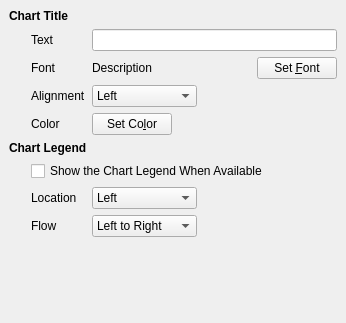
The window that Qt/Components/Resources/UI/pqChartOptionsWidget.ui (Kitware/ParaView) describes before a commit, drawn with Qt 5.
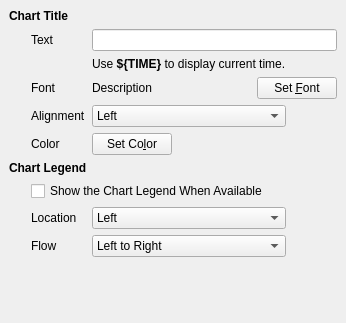
The same window after the commit. Custom widgets are drawn as their Qt base class.

Commit message: BUG: Fixed BUG #8923. added help-label to the Chart Options dialog telling the user to use ${TIME} for current time.

Diff of the .ui file:
```diff
--- a/Qt/Components/Resources/UI/pqChartOptionsWidget.ui
+++ b/Qt/Components/Resources/UI/pqChartOptionsWidget.ui
@@ -29,10 +29,22 @@
        <property name="margin" >
         <number>0</number>
        </property>
-       <property name="spacing" >
+       <property name="topMargin" >
+        <number>0</number>
+       </property>
+       <property name="rightMargin" >
+        <number>0</number>
+       </property>
+       <property name="bottomMargin" >
+        <number>0</number>
+       </property>
+       <property name="horizontalSpacing" >
         <number>6</number>
        </property>
-       <item row="8" column="3" >
+       <property name="verticalSpacing" >
+        <number>6</number>
+       </property>
+       <item row="9" column="3" >
         <spacer>
          <property name="orientation" >
           <enum>Qt::Horizontal</enum>
@@ -45,7 +57,7 @@
          </property>
         </spacer>
        </item>
-       <item row="9" column="0" colspan="4" >
+       <item row="10" column="0" colspan="4" >
         <spacer>
          <property name="orientation" >
           <enum>Qt::Vertical</enum>
@@ -58,7 +70,7 @@
          </property>
         </spacer>
        </item>
-       <item rowspan="3" row="6" column="0" >
+       <item rowspan="3" row="7" column="0" >
         <spacer>
          <property name="orientation" >
           <enum>Qt::Horizontal</enum>
@@ -90,14 +102,14 @@
          </property>
         </spacer>
        </item>
-       <item row="2" column="1" >
+       <item row="3" column="1" >
         <widget class="QLabel" name="label_3" >
          <property name="text" >
           <string>Font</string>
          </property>
         </widget>
        </item>
-       <item row="2" column="2" colspan="2" >
+       <item row="3" column="2" colspan="2" >
         <layout class="QHBoxLayout" >
          <property name="margin" >
           <number>0</number>
@@ -108,9 +120,7 @@
          <item>
           <widget class="QLabel" name="ChartTitleFont" >
            <property name="sizePolicy" >
-            <sizepolicy>
-             <hsizetype>7</hsizetype>
-             <vsizetype>5</vsizetype>
+            <sizepolicy vsizetype="Preferred" hsizetype="Expanding" >
              <horstretch>0</horstretch>
              <verstretch>0</verstretch>
             </sizepolicy>
@@ -152,7 +162,7 @@
          </property>
         </widget>
        </item>
-       <item row="5" column="0" colspan="4" >
+       <item row="6" column="0" colspan="4" >
         <widget class="QLabel" name="label_5" >
          <property name="font" >
           <font>
@@ -165,28 +175,28 @@
          </property>
         </widget>
        </item>
-       <item row="6" column="1" colspan="3" >
+       <item row="7" column="1" colspan="3" >
         <widget class="QCheckBox" name="ShowLegend" >
          <property name="text" >
           <string>Show the Chart Legend When Available</string>
          </property>
         </widget>
        </item>
-       <item row="7" column="1" >
+       <item row="8" column="1" >
         <widget class="QLabel" name="label_6" >
          <property name="text" >
           <string>Location</string>
          </property>
         </widget>
        </item>
-       <item row="8" column="1" >
+       <item row="9" column="1" >
         <widget class="QLabel" name="label_7" >
          <property name="text" >
           <string>Flow</string>
          </property>
         </widget>
        </item>
-       <item row="7" column="2" >
+       <item row="8" column="2" >
         <widget class="QComboBox" name="LegendLocation" >
          <item>
           <property name="text" >
@@ -210,7 +220,7 @@
          </item>
         </widget>
        </item>
-       <item row="8" column="2" >
+       <item row="9" column="2" >
         <widget class="QComboBox" name="LegendFlow" >
          <item>
           <property name="text" >
@@ -224,7 +234,7 @@
          </item>
         </widget>
        </item>
-       <item row="4" column="2" colspan="2" >
+       <item row="5" column="2" colspan="2" >
         <layout class="QHBoxLayout" >
          <property name="margin" >
           <number>0</number>
@@ -254,7 +264,7 @@
          </item>
         </layout>
        </item>
-       <item row="7" column="3" >
+       <item row="8" column="3" >
         <spacer>
          <property name="orientation" >
           <enum>Qt::Horizontal</enum>
@@ -267,21 +277,21 @@
          </property>
         </spacer>
        </item>
-       <item row="4" column="1" >
+       <item row="5" column="1" >
         <widget class="QLabel" name="label_8" >
          <property name="text" >
           <string>Color</string>
          </property>
         </widget>
        </item>
-       <item row="3" column="1" >
+       <item row="4" column="1" >
         <widget class="QLabel" name="label_4" >
          <property name="text" >
           <string>Alignment</string>
          </property>
         </widget>
        </item>
-       <item row="3" column="2" >
+       <item row="4" column="2" >
         <widget class="QComboBox" name="ChartTitleAlignment" >
          <item>
           <property name="text" >
@@ -300,7 +310,7 @@
          </item>
         </widget>
        </item>
-       <item row="3" column="3" >
+       <item row="4" column="3" >
         <spacer>
          <property name="orientation" >
           <enum>Qt::Horizontal</enum>
@@ -313,6 +323,16 @@
          </property>
         </spacer>
        </item>
+       <item row="2" column="2" >
+        <widget class="QLabel" name="label_17" >
+         <property name="text" >
+          <string>&lt;html>&lt;head>&lt;meta name="qrichtext" content="1" />&lt;style type="text/css">
+p, li { white-space: pre-wrap; }
+&lt;/style>&lt;/head>&lt;body style=" font-family:'Helvetica'; font-size:9pt; font-weight:400; font-style:normal;">
+&lt;p style=" margin-top:0px; margin-bottom:0px; margin-left:0px; margin-right:0px; -qt-block-indent:0; text-indent:0px;">Use &lt;span style=" font-weight:600;">${TIME}&lt;/span> to display current time.&lt;/p>&lt;/body>&lt;/html></string>
+         </property>
+        </widget>
+       </item>
       </layout>
      </widget>
      <widget class="QWidget" name="Axis" >
```
Left out of the diff: 244 changed lines with no effect on the pictures.
